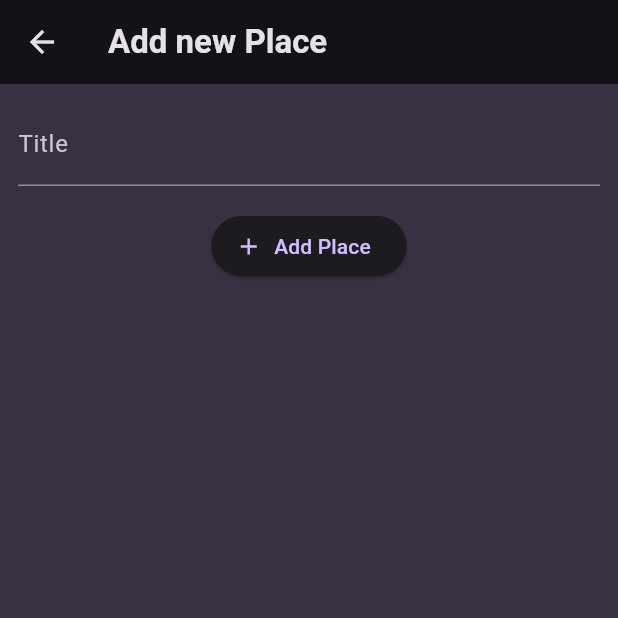
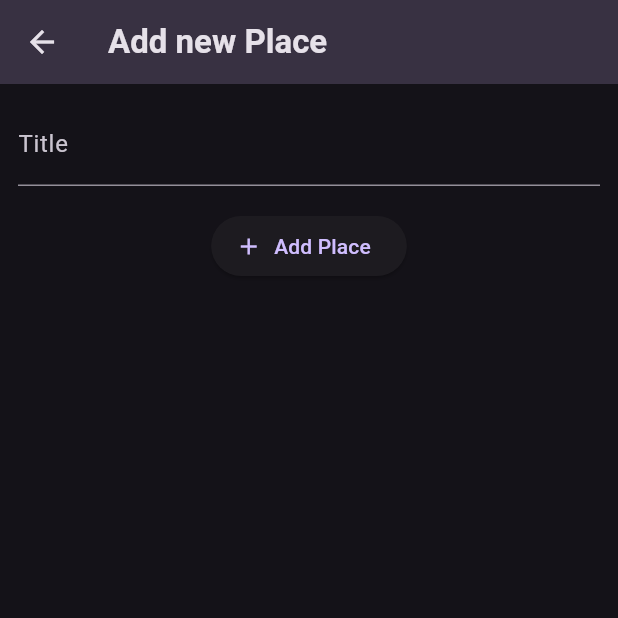
Before and after one commit to Roberto-Larivera/favorite_places, a Flutter app: the screen it shows after launch, after a tap on the "add" icon, on a phone screen of 412 x 824 dp, the top half of it. Run offline on Flutter 3.47's test engine with Material 3 defaults, Android fonts, the phone set to English and light mode, and no system bars; our stand-ins replace flutter_riverpod, google_fonts.

Commit message:
#240 -> #241

```diff
--- a/lib/main.dart
+++ b/lib/main.dart
@@ -1,12 +1,13 @@
+import 'package:flutter/material.dart';
+import 'package:google_fonts/google_fonts.dart';
+import 'package:flutter_riverpod/flutter_riverpod.dart';
+
 import 'package:favorite_places/screens/places.dart';
-import 'package:flutter/material.dart';
-
-import 'package:google_fonts/google_fonts.dart';
 
 final colorScheme = ColorScheme.fromSeed(
   brightness: Brightness.dark,
   seedColor: const Color.fromARGB(255, 102, 6, 247),
-  background: const Color.fromARGB(255, 56, 49, 66),
+  surface: const Color.fromARGB(255, 56, 49, 66),
 );
 
 final theme = ThemeData().copyWith(
@@ -27,7 +28,9 @@ final theme = ThemeData().copyWith(
 
 void main() {
   runApp(
-      const MyApp(),
+    const ProviderScope(
+      child: MyApp(),
+    ),
   );
 }
 
--- /dev/null
+++ b/lib/providers/user_places.dart
@@ -0,0 +1,16 @@
+import 'package:favorite_places/models/place.dart';
+import 'package:flutter_riverpod/flutter_riverpod.dart';
+
+class UserPlacesNotifier extends StateNotifier<List<Place>> {
+  UserPlacesNotifier() : super(const []);
+
+  void addPlace(String title) {
+    final newPlace = Place(title: title);
+    state = [newPlace, ...state];
+  }
+}
+
+final userPlacesProvider =
+    StateNotifierProvider<UserPlacesNotifier, List<Place>>(
+  (ref) => UserPlacesNotifier(),
+);
--- a/lib/screens/add_place.dart
+++ b/lib/screens/add_place.dart
@@ -1,16 +1,28 @@
+import 'package:favorite_places/providers/user_places.dart';
 import 'package:flutter/material.dart';
 
-class AddPlaceScreen extends StatefulWidget {
+import 'package:flutter_riverpod/flutter_riverpod.dart';
+
+class AddPlaceScreen extends ConsumerStatefulWidget {
   const AddPlaceScreen({super.key});
 
   @override
-  State<AddPlaceScreen> createState() {
+  ConsumerState<AddPlaceScreen> createState() {
     return _AddPlaceScreenState();
   }
 }
 
-class _AddPlaceScreenState extends State<AddPlaceScreen> {
+class _AddPlaceScreenState extends ConsumerState<AddPlaceScreen> {
   final _titleController = TextEditingController();
+
+  void _savePLace() {
+    final enteredTitle = _titleController.text;
+
+    if (enteredTitle.isEmpty) return;
+
+    ref.read(userPlacesProvider.notifier).addPlace(enteredTitle);
+    Navigator.of(context).pop();
+  }
 
   @override
   void dispose() {
@@ -47,7 +59,7 @@ class _AddPlaceScreenState extends State<AddPlaceScreen> {
               height: 16,
             ),
             ElevatedButton.icon(
-              onPressed: () {},
+              onPressed: _savePLace,
               icon: const Icon(Icons.add),
               label: const Text('Add Place'),
             ),
--- a/lib/screens/places.dart
+++ b/lib/screens/places.dart
@@ -1,12 +1,16 @@
+import 'package:favorite_places/providers/user_places.dart';
+import 'package:flutter/material.dart';
+import 'package:flutter_riverpod/flutter_riverpod.dart';
+
 import 'package:favorite_places/screens/add_place.dart';
 import 'package:favorite_places/widgets/places_list.dart';
-import 'package:flutter/material.dart';
 
-class PlacesScreen extends StatelessWidget {
+class PlacesScreen extends ConsumerWidget {
   const PlacesScreen({super.key});
 
   @override
-  Widget build(BuildContext context) {
+  Widget build(BuildContext context, WidgetRef ref) {
+    final userPlaces = ref.watch(userPlacesProvider);
     return Scaffold(
       appBar: AppBar(
         title: const Text('Your Places'),
@@ -23,8 +27,8 @@ class PlacesScreen extends StatelessWidget {
           ),
         ],
       ),
-      body: const PlacesList(
-        places: [],
+      body: PlacesList(
+        places: userPlaces,
       ),
     );
   }
--- a/pubspec.yaml
+++ b/pubspec.yaml
@@ -37,6 +37,7 @@ dependencies:
   cupertino_icons: ^1.0.2
   google_fonts: ^6.2.0
   uuid: ^4.4.0
+  flutter_riverpod: ^2.5.1
 
 dev_dependencies:
   flutter_test:
```
Also changed, not shown: pubspec.lock.
